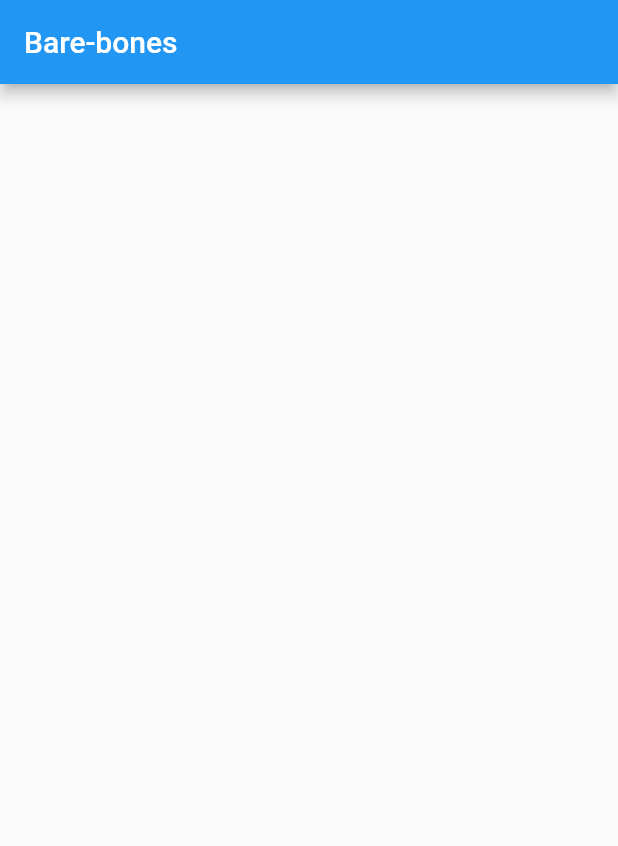
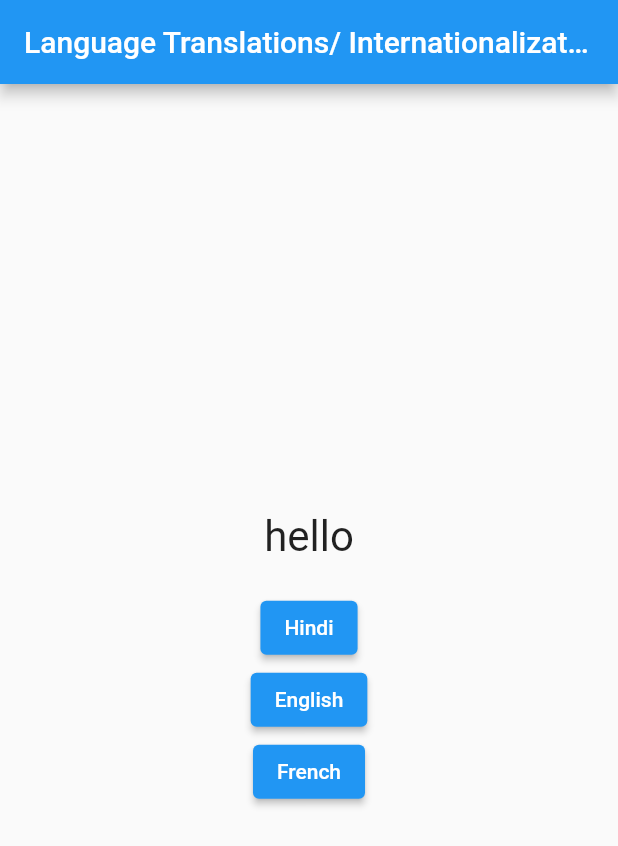
Before and after one commit to abhishek-toppersnotes/learning-getx, a Flutter app: the screen it shows after launch, on a phone screen of 412 x 824 dp. Shown: the top 846 px of the screen. Run offline on Flutter 3.47's test engine with Material 2 defaults, Android fonts, the phone set to English and light mode, and no system bars; our stand-ins replace get.

Commit message:
Language Translations/ Internationalization of App

```diff
--- /dev/null
+++ b/lib/app_translations.dart
@@ -0,0 +1,29 @@
+import 'package:get/get.dart';
+
+// To provide translations for different languages, we extend the [Translations]
+// abstract class provided by Get
+class AppTranslations extends Translations {
+  // By default it has a [keys] getter, which has the Map<> of the following pattern
+  // {
+  //    "languageCode1_countryCode1" : {
+  //         "constantKeyName" : "word or sentence in this language 1",
+  //    },
+  //    "languageCode2_countryCode2" : {
+  //         "constantKeyName" : "word or sentence in this language 2",
+  //    },
+  // }
+  @override
+  Map<String, Map<String, String>> get keys {
+    return {
+      "en_US": {
+        "hello": "Hello",
+      },
+      "hi_IN": {
+        "hello": "नमस्कार",
+      },
+      "fr_FR": {
+        "hello": "Boujour",
+      },
+    };
+  }
+}
--- /dev/null
+++ b/lib/language_controller.dart
@@ -0,0 +1,24 @@
+// ? Is this the correct way to seperate business logic?
+// ? Is this the correct way to create controller, as in this case I have not
+// ? really used(extended from) GetxController for any changes
+import 'dart:ui';
+
+import 'package:get/get.dart';
+
+class LanguageController {
+  static const Locale hindiLocale = Locale("hi", "IN");
+  static const Locale englishLocale = Locale("en", "EN");
+  static const Locale frenchLocale = Locale("fr", "FR");
+
+  static void changeLanguageToHindi() {
+    Get.updateLocale(hindiLocale);
+  }
+
+  static void changeLanguageToEnglish() {
+    Get.updateLocale(englishLocale);
+  }
+
+  static void changeLanguageToFrench() {
+    Get.updateLocale(frenchLocale);
+  }
+}
--- a/lib/main.dart
+++ b/lib/main.dart
@@ -1,4 +1,9 @@
+// ignore_for_file: prefer_const_constructors
+
 import 'package:flutter/material.dart';
+import 'package:get/get.dart';
+import 'package:getx1/app_translations.dart';
+import 'package:getx1/language_controller.dart';
 
 void main() {
   runApp(const MyApp());
@@ -7,16 +12,69 @@ void main() {
 class MyApp extends StatelessWidget {
   const MyApp({Key? key}) : super(key: key);
 
-  static const String title = "Bare-bones";
+  static const String title =
+      "Language Translations/ Internationalization of App";
+
+  static final LanguageController languageController = LanguageController();
 
   @override
   Widget build(BuildContext context) {
-    return MaterialApp(
+    // To make use of Translation service provided by Get, it is necessary to use GetMaterialApp()
+    // as it provides the parameter [translations]
+    return GetMaterialApp(
       title: title,
       debugShowCheckedModeBanner: false,
+
+      // This is where we define all the translation for the app
+      // We create a custom class for this
+      // We can also make use of [translationsKeys] parameter for the same
+      translations: AppTranslations(),
+
+      // To have a default device language we use [locale] parameter
+      locale: Get
+          .deviceLocale, // We can also set it straight to a value like Locale('en', 'US')
+
+      // If the defined [locale] value is not found in our translation,
+      // we can use the [fallbackLocale] to show that instead
+      fallbackLocale: Locale('en', 'US'),
+
       home: Scaffold(
         appBar: AppBar(
           title: const Text(title),
+        ),
+        body: Center(
+          child: Column(
+            mainAxisSize: MainAxisSize.min,
+            children: [
+              // The translations is handled automatically behind the scenes, and DOESN'T REQUIRE
+              // any wrapper for a specific widget
+              Text(
+                "hello".tr,
+                style: TextStyle(
+                  fontSize: 28,
+                ),
+              ),
+              SizedBox(height: 20),
+              ElevatedButton(
+                onPressed: () {
+                  LanguageController.changeLanguageToHindi();
+                },
+                child: Text("Hindi"),
+              ),
+              ElevatedButton(
+                onPressed: () {
+                  LanguageController.changeLanguageToEnglish();
+                },
+                child: Text("English"),
+              ),
+              ElevatedButton(
+                onPressed: () {
+                  LanguageController.changeLanguageToFrench();
+                },
+                child: Text("French"),
+              ),
+            ],
+          ),
         ),
       ),
     );
```
